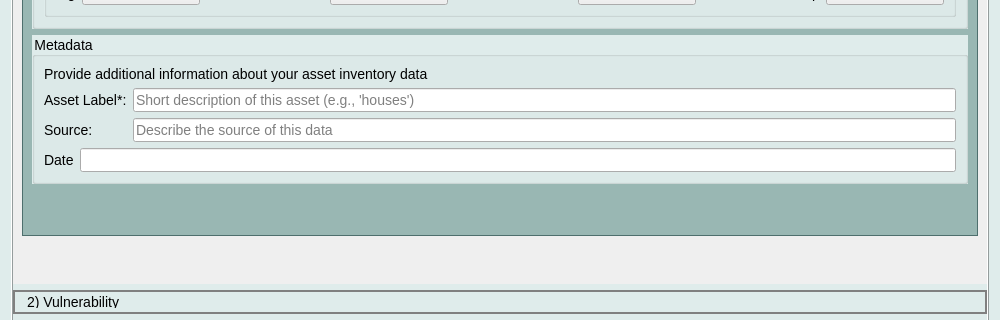
Above: canflood2/canflood2_model_config.ui from cefect/CanFlood2 before the change; both pictures show x 0 to 1000 and y 478 to 798 of the 1000 by 1000 pixel window. Below: the same form after it.
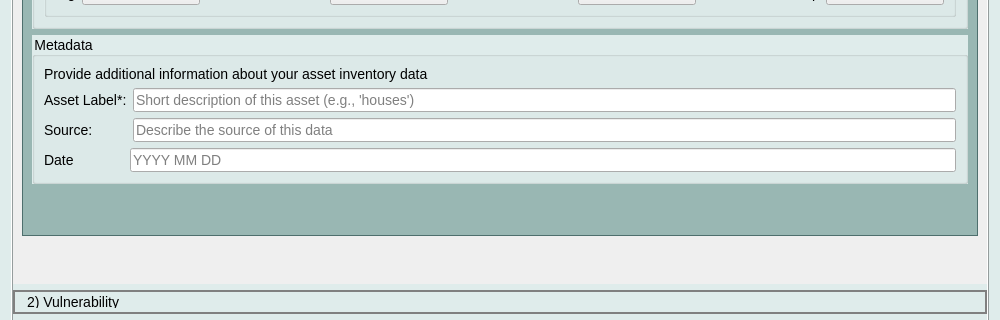
That is the form after the change. Icons and pictures are not drawn. Custom widgets are drawn as their Qt base class.

What changed in the file:
```diff
--- a/canflood2/canflood2_model_config.ui
+++ b/canflood2/canflood2_model_config.ui
@@ -764,13 +764,23 @@
                <layout class="QFormLayout" name="formLayout_2">
                 <item row="0" column="0">
                  <widget class="QLabel" name="dateLabel">
+                  <property name="minimumSize">
+                   <size>
+                    <width>80</width>
+                    <height>0</height>
+                   </size>
+                  </property>
                   <property name="text">
                    <string>Date</string>
                   </property>
                  </widget>
                 </item>
                 <item row="0" column="1">
-                 <widget class="QLineEdit" name="dateLineEdit_AI"/>
+                 <widget class="QLineEdit" name="dateLineEdit_AI">
+                  <property name="placeholderText">
+                   <string>YYYY MM DD</string>
+                  </property>
+                 </widget>
                 </item>
                </layout>
               </item>
```
